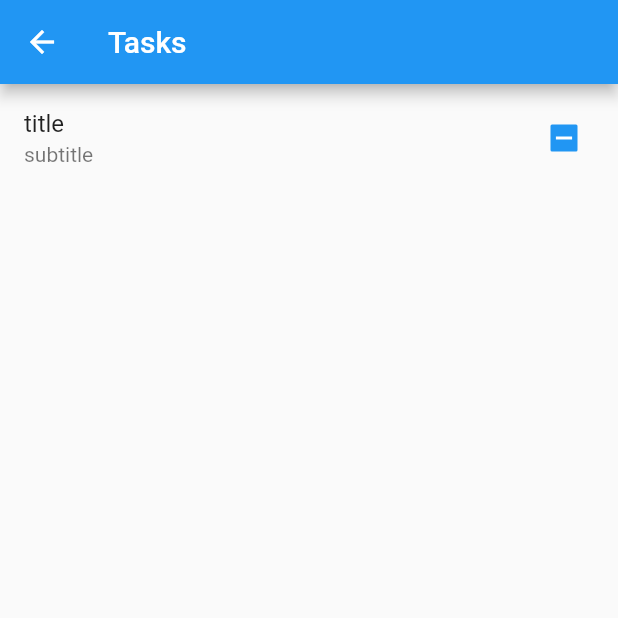
After one commit to Neeraj-SD/flutter_tasks, a Flutter app: the HomePage screen opened directly, on a phone screen of 412 x 824 dp, the top half of it. The commit adds this screen. Run offline on Flutter 3.47's test engine with Material 2 defaults, Android fonts, the phone set to English and light mode, and no system bars; our stand-ins replace drift; accounts and stored records are empty; generated files the repository leaves out were written again.

Commit message:
drift database setup

```diff
--- /dev/null
+++ b/lib/UI/home_page.dart
@@ -0,0 +1,26 @@
+import 'package:flutter/material.dart';
+
+class HomePage extends StatelessWidget {
+  const HomePage({Key? key}) : super(key: key);
+
+  @override
+  Widget build(BuildContext context) {
+    return Scaffold(
+      appBar: AppBar(
+        title: const Text('Tasks'),
+      ),
+      body: Column(
+        children: [
+          CheckboxListTile(
+            value: null,
+            title: Text('title'),
+            subtitle: Text('subtitle'),
+            onChanged: (bool? value) {
+              print(value);
+            },
+          ),
+        ],
+      ),
+    );
+  }
+}
--- /dev/null
+++ b/lib/drift_database.dart
@@ -0,0 +1,45 @@
+import 'dart:io';
+
+import 'package:drift/drift.dart';
+import 'package:drift/native.dart';
+import 'package:path_provider/path_provider.dart';
+import 'package:path/path.dart' as p;
+
+part 'drift_database.g.dart';
+
+// @DataClassName('Task')
+class Tasks extends Table {
+  IntColumn get id => integer().autoIncrement()();
+  TextColumn get name => text().withLength(min: 1, max: 50)();
+  DateTimeColumn get dueDate => dateTime().nullable()();
+  BoolColumn get completed => boolean().withDefault(const Constant(false))();
+}
+
+@DriftDatabase(tables: [Tasks])
+class AppDatabase extends _$AppDatabase {
+  AppDatabase() : super(_openConnection());
+
+  @override
+  int get schemaVersion => 1;
+
+  Future<List<Task>> getAllTasks() => select(tasks).get();
+  Stream<List<Task>> watchAllTasks() => select(tasks).watch();
+
+  Future insertTask(Task task) => into(tasks).insert(task);
+  Future updateTask(Task task) => update(tasks).replace(task);
+  Future deleteTask(Task task) => delete(tasks).delete(task);
+}
+
+LazyDatabase _openConnection() {
+  // the LazyDatabase util lets us find the right location for the file async.
+  return LazyDatabase(() async {
+    // put the database file, called db.sqlite here, into the documents folder
+    // for your app.
+    final dbFolder = await getApplicationDocumentsDirectory();
+    final file = File(p.join(
+      dbFolder.path,
+      'db.sqlite',
+    ));
+    return NativeDatabase(file);
+  });
+}
```
Also changed, not shown: lib/main.dart (+10 -14 lines), pubspec.yaml (+8 -0 lines), lib/drift_database.g.dart (added), pubspec.lock.
